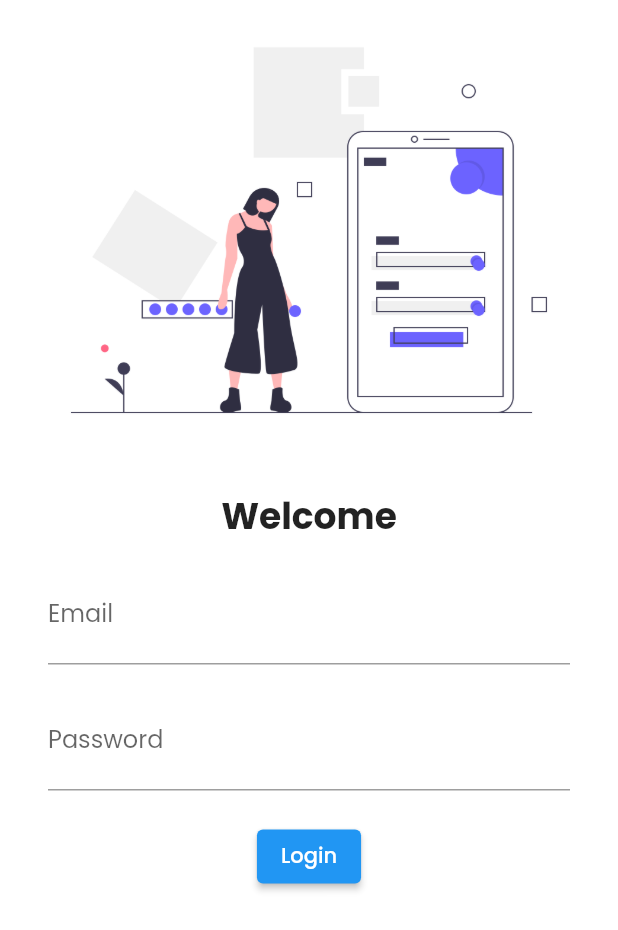
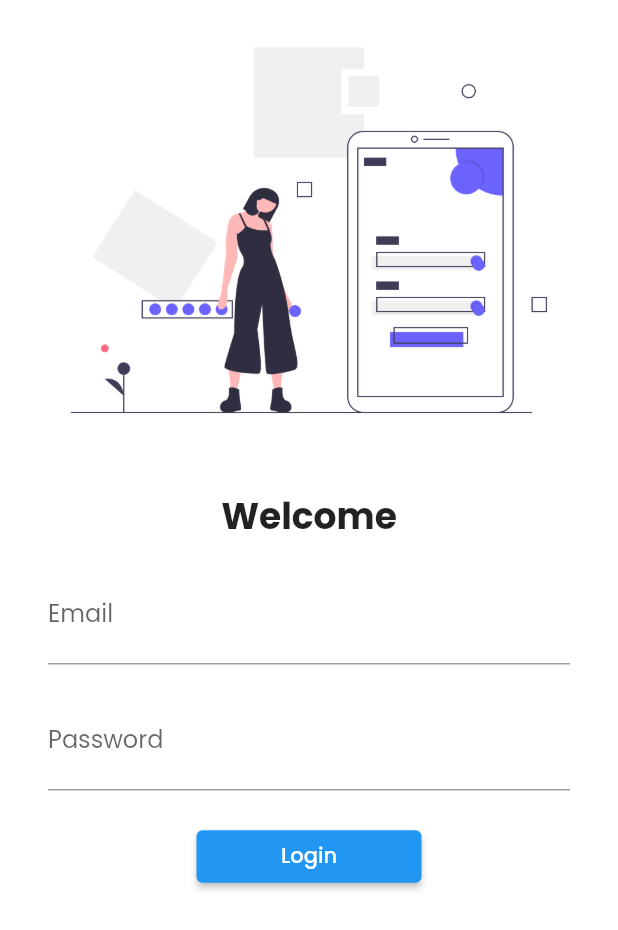
Before and after one commit to Aashish-Dahal/30DaysOfFlutter, a Flutter app: the screen it shows after launch, on a phone screen of 412 x 824 dp. Shown: the top 930 px of the screen. Run offline on Flutter 3.47's test engine with Material 2 defaults, Android fonts, the light colour scheme and no system bars; our stand-ins replace google_fonts.

Commit message:
day 5 completed

```diff
--- a/lib/main.dart
+++ b/lib/main.dart
@@ -1,4 +1,5 @@
 import 'package:demo_app/pages/home_page.dart';
+import 'package:demo_app/utils/utils.dart';
 import 'package:flutter/material.dart';
 import 'package:flutter/widgets.dart';
 import 'package:google_fonts/google_fonts.dart';
@@ -21,10 +22,11 @@ class MyApp extends StatelessWidget {
         primaryTextTheme: GoogleFonts.poppinsTextTheme(),
       ),
       darkTheme: ThemeData(brightness: Brightness.dark),
-      initialRoute: '/login',
+      initialRoute: '/',
       routes: {
-        "/": (context) => HomePage(),
-        "/login": (context) => LoginPage()
+        '/': (context) => LoginPage(),
+        MyRoutes.homeRoute: (context) => HomePage(),
+        MyRoutes.loginRoute: (context) => LoginPage()
       },
     );
   }
--- a/lib/pages/Login_page.dart
+++ b/lib/pages/Login_page.dart
@@ -1,3 +1,4 @@
+import 'package:demo_app/utils/utils.dart';
 import 'package:flutter/material.dart';
 
 class LoginPage extends StatelessWidget {
@@ -6,9 +7,9 @@ class LoginPage extends StatelessWidget {
   @override
   Widget build(BuildContext context) {
     return Scaffold(
-      resizeToAvoidBottomInset: false,
       backgroundColor: Colors.white,
-      body: Column(
+      body: SingleChildScrollView(
+        child: Column(
           children: [
             Image.asset(
               'assets/images/login.png',
@@ -39,8 +40,9 @@ class LoginPage extends StatelessWidget {
                     height: 20,
                   ),
                   ElevatedButton(
+                      style: TextButton.styleFrom(minimumSize: Size(150, 35)),
                       onPressed: () {
-                      print("Hello Codeish");
+                        Navigator.pushNamed(context, MyRoutes.homeRoute);
                       },
                       child: Text('Login'))
                 ],
@@ -48,6 +50,7 @@ class LoginPage extends StatelessWidget {
             )
           ],
         ),
+      ),
     );
   }
 }
--- /dev/null
+++ b/lib/utils/utils.dart
@@ -0,0 +1,4 @@
+class MyRoutes {
+  static String loginRoute = "/login";
+  static String homeRoute = "/home";
+}
```
Lines whose indentation alone changed are shown as unchanged.
